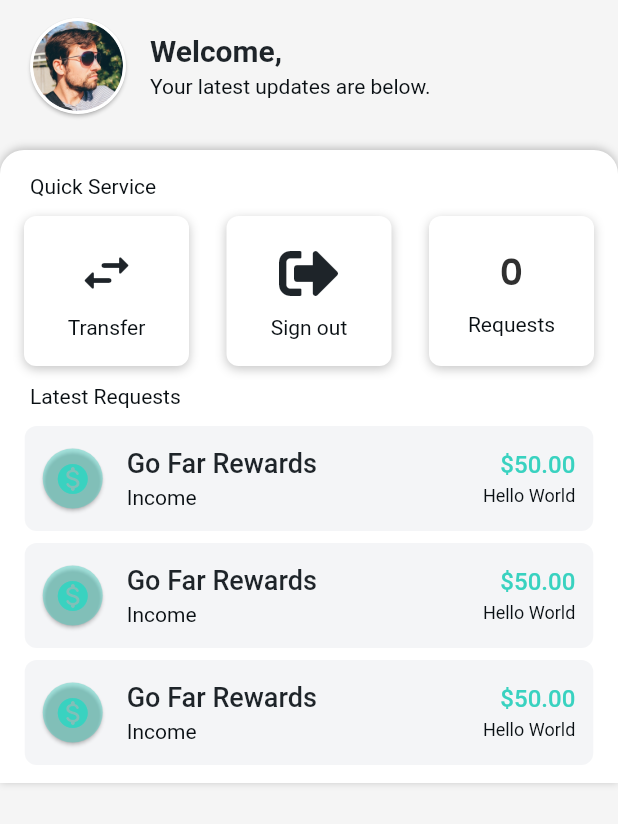
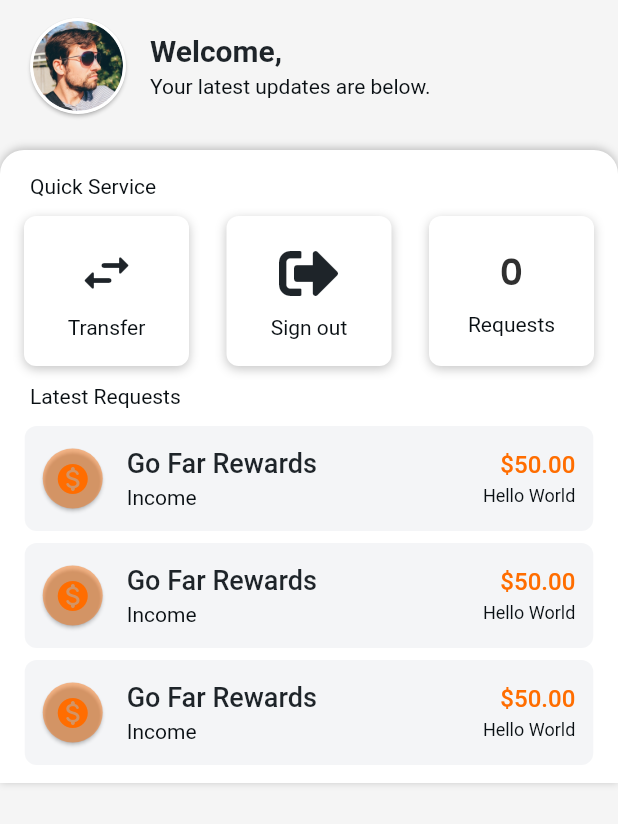
Before and after one commit to lyasine/technoisser, a Flutter app: the HomeScreenWidget screen opened directly, on a phone screen of 412 x 824 dp. Shown: the top 824 px of the screen. Run offline on Flutter 3.47's test engine with Material 2 defaults, Android fonts, the phone set to English and light mode, and no system bars; our stand-ins replace auto_size_text, built_collection, built_value, cloud_firestore, firebase_auth, firebase_core and 8 more; missing offline and left inert: json_path; accounts and stored records are empty; generated files the repository leaves out were written again; Roboto replaces fonts that are missing (Lexend Deca).

Commit message:
Updating to latest FlutterFlow output.

```diff
--- a/lib/home_screen/home_screen_widget.dart
+++ b/lib/home_screen/home_screen_widget.dart
@@ -3,7 +3,7 @@ import '../backend/backend.dart';
 import '../flutter_flow/flutter_flow_theme.dart';
 import '../flutter_flow/flutter_flow_util.dart';
 import '../login_screen/login_screen_widget.dart';
-import '../requests_screen/requests_screen_widget.dart';
+import '../main.dart';
 import 'package:cloud_firestore/cloud_firestore.dart';
 import 'package:flutter/material.dart';
 import 'package:font_awesome_flutter/font_awesome_flutter.dart';
@@ -123,11 +123,12 @@ class _HomeScreenWidgetState extends State<HomeScreenWidget> {
                                         padding: EdgeInsetsDirectional.fromSTEB(
                                             4, 0, 0, 0),
                                         child: Text(
-                                          columnUsersRecord.displayName,
+                                          columnUsersRecord.email,
                                           style:
                                               FlutterFlowTheme.title3.override(
                                             fontFamily: 'Lexend Deca',
-                                            color: Color(0xFF00968A),
+                                            color:
+                                                FlutterFlowTheme.primaryColor,
                                             fontSize: 20,
                                             fontWeight: FontWeight.bold,
                                           ),
@@ -334,7 +335,9 @@ class _HomeScreenWidgetState extends State<HomeScreenWidget> {
                                               context,
                                               MaterialPageRoute(
                                                 builder: (context) =>
-                                                    RequestsScreenWidget(),
+                                                    NavBarPage(
+                                                        initialPage:
+                                                            'RequestsScreen'),
                                               ),
                                             );
                                           },
@@ -407,7 +410,7 @@ class _HomeScreenWidgetState extends State<HomeScreenWidget> {
                                       child: Card(
                                         clipBehavior:
                                             Clip.antiAliasWithSaveLayer,
-                                        color: Color(0x6639D2C0),
+                                        color: Color(0x6FFF6D00),
                                         shape: RoundedRectangleBorder(
                                           borderRadius:
                                               BorderRadius.circular(40),
@@ -418,7 +421,8 @@ class _HomeScreenWidgetState extends State<HomeScreenWidget> {
                                                   8, 8, 8, 8),
                                           child: Icon(
                                             Icons.monetization_on_rounded,
-                                            color: Color(0xFF39D2C0),
+                                            color:
+                                                FlutterFlowTheme.primaryColor,
                                             size: 24,
                                           ),
                                         ),
@@ -480,7 +484,8 @@ class _HomeScreenWidgetState extends State<HomeScreenWidget> {
                                             style: FlutterFlowTheme.subtitle2
                                                 .override(
                                               fontFamily: 'Lexend Deca',
-                                              color: Color(0xFF39D2C0),
+                                              color:
+                                                  FlutterFlowTheme.primaryColor,
                                               fontSize: 16,
                                               fontWeight: FontWeight.w500,
                                             ),
@@ -527,7 +532,7 @@ class _HomeScreenWidgetState extends State<HomeScreenWidget> {
                                         child: Card(
                                           clipBehavior:
                                               Clip.antiAliasWithSaveLayer,
-                                          color: Color(0x6639D2C0),
+                                          color: Color(0x6FFF6D00),
                                           shape: RoundedRectangleBorder(
                                             borderRadius:
                                                 BorderRadius.circular(40),
@@ -538,7 +543,8 @@ class _HomeScreenWidgetState extends State<HomeScreenWidget> {
                                                     8, 8, 8, 8),
                                             child: Icon(
                                               Icons.monetization_on_rounded,
-                                              color: Color(0xFF39D2C0),
+                                              color:
+                                                  FlutterFlowTheme.primaryColor,
                                               size: 24,
                                             ),
                                           ),
@@ -603,7 +609,8 @@ class _HomeScreenWidgetState extends State<HomeScreenWidget> {
                                               style: FlutterFlowTheme.subtitle2
                                                   .override(
                                                 fontFamily: 'Lexend Deca',
-                                                color: Color(0xFF39D2C0),
+                                                color: FlutterFlowTheme
+                                                    .primaryColor,
                                                 fontSize: 16,
                                                 fontWeight: FontWeight.w500,
                                               ),
@@ -651,7 +658,7 @@ class _HomeScreenWidgetState extends State<HomeScreenWidget> {
                                         child: Card(
                                           clipBehavior:
                                               Clip.antiAliasWithSaveLayer,
-                                          color: Color(0x6639D2C0),
+                                          color: Color(0x6FFF6D00),
                                           shape: RoundedRectangleBorder(
                                             borderRadius:
                                                 BorderRadius.circular(40),
@@ -662,7 +669,8 @@ class _HomeScreenWidgetState extends State<HomeScreenWidget> {
                                                     8, 8, 8, 8),
                                             child: Icon(
                                               Icons.monetization_on_rounded,
-                                              color: Color(0xFF39D2C0),
+                                              color:
+                                                  FlutterFlowTheme.primaryColor,
                                               size: 24,
                                             ),
                                           ),
@@ -727,7 +735,8 @@ class _HomeScreenWidgetState extends State<HomeScreenWidget> {
                                               style: FlutterFlowTheme.subtitle2
                                                   .override(
                                                 fontFamily: 'Lexend Deca',
-                                                color: Color(0xFF39D2C0),
+                                                color: FlutterFlowTheme
+                                                    .primaryColor,
                                                 fontSize: 16,
                                                 fontWeight: FontWeight.w500,
                                               ),
--- a/lib/login_screen/login_screen_widget.dart
+++ b/lib/login_screen/login_screen_widget.dart
@@ -4,7 +4,7 @@ import '../flutter_flow/flutter_flow_theme.dart';
 import '../flutter_flow/flutter_flow_util.dart';
 import '../flutter_flow/flutter_flow_widgets.dart';
 import '../home_screen/home_screen_widget.dart';
-import '../requests_screen/requests_screen_widget.dart';
+import '../main.dart';
 import 'package:flutter/material.dart';
 import 'package:font_awesome_flutter/font_awesome_flutter.dart';
 import 'package:google_fonts/google_fonts.dart';
@@ -84,7 +84,8 @@ class _LoginScreenWidgetState extends State<LoginScreenWidget> {
                             await Navigator.push(
                               context,
                               MaterialPageRoute(
-                                builder: (context) => RequestsScreenWidget(),
+                                builder: (context) =>
+                                    NavBarPage(initialPage: 'RequestsScreen'),
                               ),
                             );
                           },
--- a/lib/new_request_screen/new_request_screen_widget.dart
+++ b/lib/new_request_screen/new_request_screen_widget.dart
@@ -5,7 +5,7 @@ import '../flutter_flow/flutter_flow_icon_button.dart';
 import '../flutter_flow/flutter_flow_theme.dart';
 import '../flutter_flow/flutter_flow_util.dart';
 import '../flutter_flow/flutter_flow_widgets.dart';
-import '../requests_screen/requests_screen_widget.dart';
+import '../main.dart';
 import 'package:cloud_firestore/cloud_firestore.dart';
 import 'package:flutter/material.dart';
 import 'package:google_fonts/google_fonts.dart';
@@ -355,7 +355,8 @@ class _NewRequestScreenWidgetState extends State<NewRequestScreenWidget> {
                           await Navigator.pushAndRemoveUntil(
                             context,
                             MaterialPageRoute(
-                              builder: (context) => RequestsScreenWidget(),
+                              builder: (context) =>
+                                  NavBarPage(initialPage: 'RequestsScreen'),
                             ),
                             (r) => false,
                           );
--- a/lib/request_details_screen/request_details_screen_widget.dart
+++ b/lib/request_details_screen/request_details_screen_widget.dart
@@ -2,7 +2,7 @@ import '../backend/backend.dart';
 import '../flutter_flow/flutter_flow_theme.dart';
 import '../flutter_flow/flutter_flow_util.dart';
 import '../flutter_flow/flutter_flow_widgets.dart';
-import '../requests_screen/requests_screen_widget.dart';
+import '../main.dart';
 import 'package:cloud_firestore/cloud_firestore.dart';
 import 'package:flutter/material.dart';
 import 'package:google_fonts/google_fonts.dart';
@@ -263,7 +263,8 @@ class _RequestDetailsScreenWidgetState
                               await Navigator.pushAndRemoveUntil(
                                 context,
                                 MaterialPageRoute(
-                                  builder: (context) => RequestsScreenWidget(),
+                                  builder: (context) =>
+                                      NavBarPage(initialPage: 'RequestsScreen'),
                                 ),
                                 (r) => false,
                               );
```
Also changed, not shown: lib/main.dart (+64 -2 lines).
